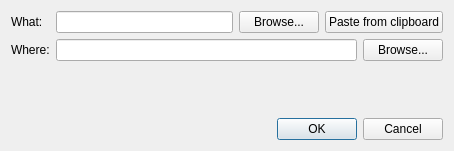
Above: src/commonjobadder.ui from 0xd34df00d/leechcraft before the change. Below: the same form after it.
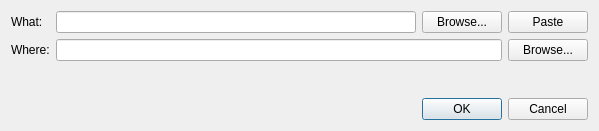
That is the form after the change. Icons and pictures are not drawn.

The edit to the form file:
```diff
--- a/src/commonjobadder.ui
+++ b/src/commonjobadder.ui
@@ -1,12 +1,12 @@
 <ui version="4.0" >
  <class>CommonJobAdder</class>
- <widget class="QDialog" name="CommonJobAdder" >
-  <property name="geometry" >
+ <widget class="QDialog" name="CommonJobAdder">
+  <property name="geometry">
    <rect>
     <x>0</x>
     <y>0</y>
-    <width>454</width>
-    <height>151</height>
+    <width>599</width>
+    <height>131</height>
    </rect>
   </property>
   <property name="windowTitle" >
@@ -39,9 +39,9 @@
         </widget>
        </item>
        <item>
-        <widget class="QPushButton" name="Paste_" >
-         <property name="text" >
-          <string>Paste from clipboard</string>
+        <widget class="QPushButton" name="Paste_">
+         <property name="text">
+          <string>Paste</string>
          </property>
         </widget>
        </item>
```
Left out of the diff: 67 changed lines with no effect on the pictures.
